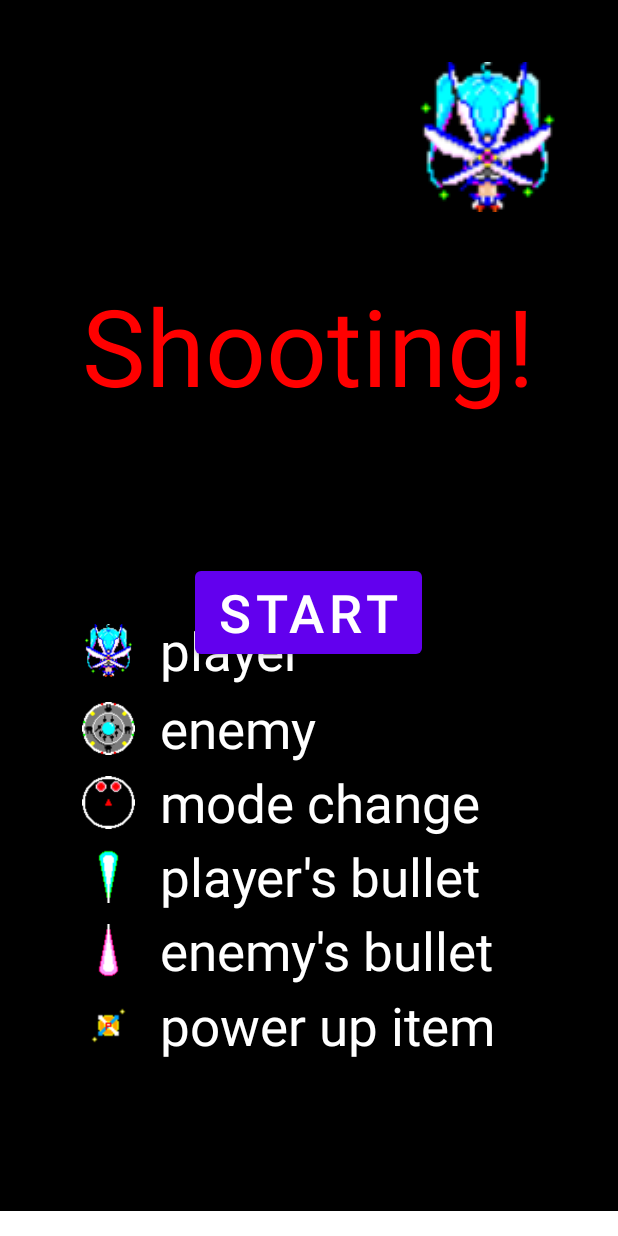
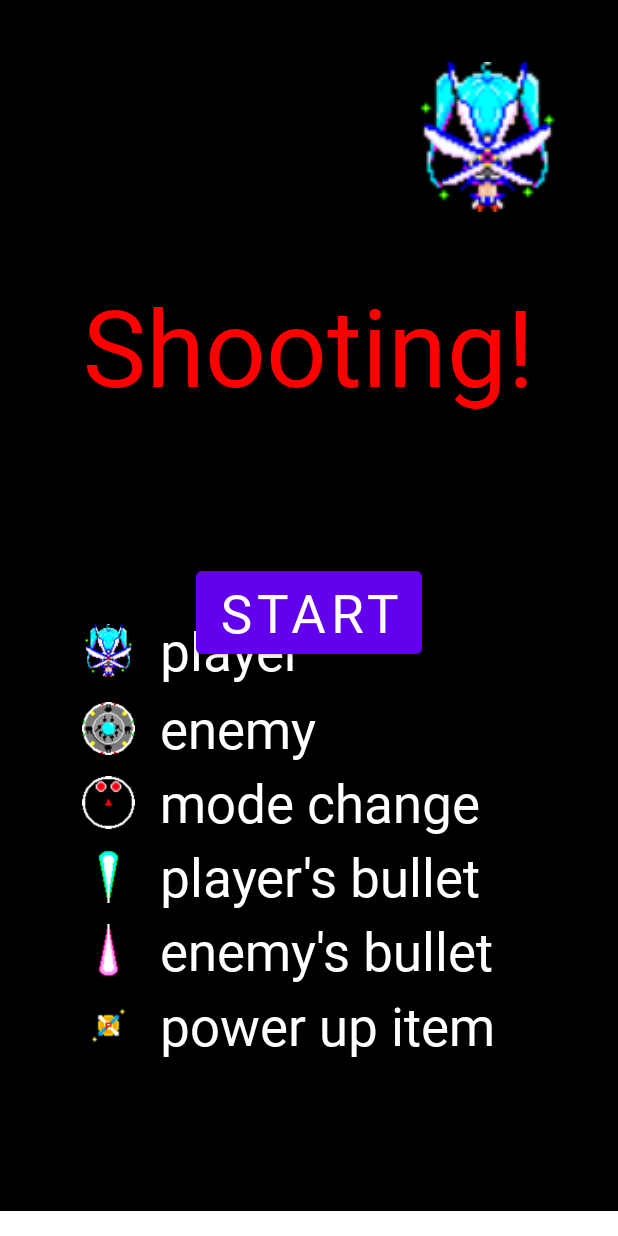
Before and after one commit to Ag-2O/Shooting, an Android app: the screen it shows after launch (StartActivity), on a phone screen of 412 x 824 dp. Run offline under Robolectric (Android 15) with nearby library versions, the phone set to English and light mode, and no system bars.

Commit message:
add font

```diff
--- a/app/src/main/res/layout/activity_start.xml
+++ b/app/src/main/res/layout/activity_start.xml
@@ -179,6 +179,7 @@
         android:layout_marginBottom="382dp"
         android:onClick="startGame"
         android:text="@string/startButton"
+        android:typeface="sans"
         android:textSize="16pt" />
 
 </RelativeLayout>
--- a/app/src/main/res/values/themes.xml
+++ b/app/src/main/res/values/themes.xml
@@ -12,5 +12,6 @@
         <!-- Status bar color. -->
         <item name="android:statusBarColor" tools:targetApi="l">?attr/colorPrimaryVariant</item>
         <!-- Customize your theme here. -->
+        <item name="android:fontFamily">@font/pixelmplus10_regular</item>
     </style>
 </resources>
```
Also changed, not shown: 4 other files.
